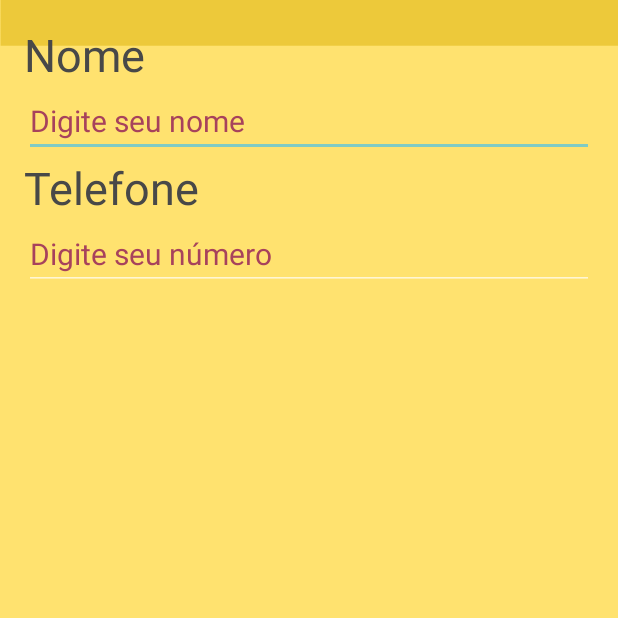
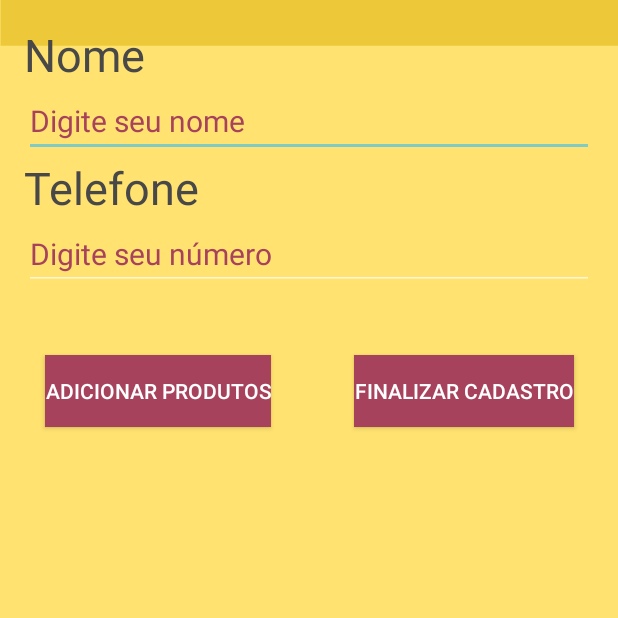
Before and after one commit to Rennosmx/TheWalkingFood, an Android app: the screen it shows after launch (CadastroAmbulanteActivity), after a tap on an icon or button, on a phone screen of 412 x 824 dp, the top half of it. Run offline under Robolectric (Android 15) with nearby library versions, the phone set to English and light mode, and no system bars.

Commit message:
Criação da tela Cadastro de Produtos

```diff
--- a/app/src/main/AndroidManifest.xml
+++ b/app/src/main/AndroidManifest.xml
@@ -22,9 +22,12 @@
             android:theme="@style/Theme.AppCompat.NoActionBar" />
         <activity
             android:name=".CadastroAmbulanteActivity"
-            android:theme="@style/Theme.AppCompat.NoActionBar"/>
+            android:theme="@style/Theme.AppCompat.NoActionBar" />
         <activity
             android:name=".CadastroConsumidorActivity"
+            android:theme="@style/Theme.AppCompat.NoActionBar" />
+        <activity
+            android:name=".CadastroProdutoActivity"
             android:theme="@style/Theme.AppCompat.NoActionBar"/>
     </application>
 
--- a/app/src/main/java/imd/ufrn/br/thewalkingfood/MainActivity.java
+++ b/app/src/main/java/imd/ufrn/br/thewalkingfood/MainActivity.java
@@ -12,7 +12,7 @@ import java.util.Random;
 
 public class MainActivity extends AppCompatActivity {
 
-    protected ProgressBar barraProgresso;
+    private ProgressBar barraProgresso;
     private int tempoProgresso = 0;
 
 
@@ -55,7 +55,6 @@ public class MainActivity extends AppCompatActivity {
     public void progressoFinalizado(){
         Intent intent = new Intent(MainActivity.this, SelecaoPerfilActivity.class);
         startActivity(intent);
-        finish();
     }
 
 }
--- a/app/src/main/res/layout/activity_cadastro_ambulante.xml
+++ b/app/src/main/res/layout/activity_cadastro_ambulante.xml
@@ -8,7 +8,7 @@
     android:paddingLeft="@dimen/activity_horizontal_margin"
     android:paddingRight="@dimen/activity_horizontal_margin"
     android:paddingTop="@dimen/activity_vertical_margin"
-    android:background="@drawable/selecaoperfilcadastropng"
+    android:background="@drawable/planodefundo_padrao"
     tools:context="imd.ufrn.br.thewalkingfood.CadastroAmbulanteActivity">
 
     <EditText
@@ -58,4 +58,34 @@
         android:layout_alignParentLeft="true"
         android:layout_alignParentStart="true" />
 
+    <Button
+        android:text="Finalizar Cadastro"
+        android:layout_width="wrap_content"
+        android:layout_height="wrap_content"
+        android:id="@+id/btnFinalizarCadastro"
+        android:onClick="finalizarCadastro"
+        android:background="#a7425c"
+        android:elevation="0dp"
+        android:layout_alignBaseline="@+id/btnAdicionarProduto"
+        android:layout_alignBottom="@+id/btnAdicionarProduto"
+        android:layout_alignParentRight="true"
+        android:layout_alignParentEnd="true"
+        android:layout_marginRight="13dp"
+        android:layout_marginEnd="13dp" />
+
+    <Button
+        android:text="Adicionar Produtos"
+        android:layout_width="wrap_content"
+        android:layout_height="wrap_content"
+        android:id="@+id/btnAdicionarProduto"
+        android:onClick="adicionarProduto"
+        android:background="#a7425c"
+        android:layout_marginTop="43dp"
+        android:elevation="0dp"
+        android:layout_marginLeft="14dp"
+        android:layout_marginStart="14dp"
+        android:layout_below="@+id/etTelefoneAmbulante"
+        android:layout_alignParentLeft="true"
+        android:layout_alignParentStart="true" />
+
 </RelativeLayout>
--- a/app/src/main/res/layout/activity_cadastro_consumidor.xml
+++ b/app/src/main/res/layout/activity_cadastro_consumidor.xml
@@ -9,7 +9,7 @@
     android:paddingLeft="@dimen/activity_horizontal_margin"
     android:paddingRight="@dimen/activity_horizontal_margin"
     android:paddingTop="@dimen/activity_vertical_margin"
-    android:background="@drawable/selecaoperfilcadastropng"
+    android:background="@drawable/planodefundo_padrao"
     tools:context="imd.ufrn.br.thewalkingfood.CadastroConsumidorActivity">
 
     <EditText
--- a/app/src/main/res/layout/activity_selecao_perfil.xml
+++ b/app/src/main/res/layout/activity_selecao_perfil.xml
@@ -9,7 +9,7 @@
     android:paddingLeft="@dimen/activity_horizontal_margin"
     android:paddingRight="@dimen/activity_horizontal_margin"
     android:paddingTop="@dimen/activity_vertical_margin"
-    android:background="@drawable/selecaoperfilcadastropng"
+    android:background="@drawable/planodefundo_padrao"
     tools:context="imd.ufrn.br.thewalkingfood.SelecaoPerfilActivity">
 
     <ImageButton
--- a/app/src/main/res/values/colors.xml
+++ b/app/src/main/res/values/colors.xml
@@ -1,6 +1,6 @@
 <?xml version="1.0" encoding="utf-8"?>
 <resources>
-    <color name="colorPrimary">#3F51B5</color>
+    <color name="colorPrimary">#a7425c</color>
     <color name="colorPrimaryDark">#06429c</color>
     <color name="colorAccent">#FF4081</color>
 </resources>
```
Also changed, not shown: app/src/main/java/imd/ufrn/br/thewalkingfood/CadastroAmbulanteActivity.java (+11 -0 lines), app/src/main/java/imd/ufrn/br/thewalkingfood/CadastroProdutoActivity.java (added, +17 -0 lines), app/src/main/res/layout/activity_cadastro_produto.xml (added, +78 -0 lines), app/src/main/res/drawable/planodefundo_padrao.png (renamed from app/src/main/res/drawable/selecaoperfilcadastropng.png), app/src/main/res/drawable/produto.png (added).
